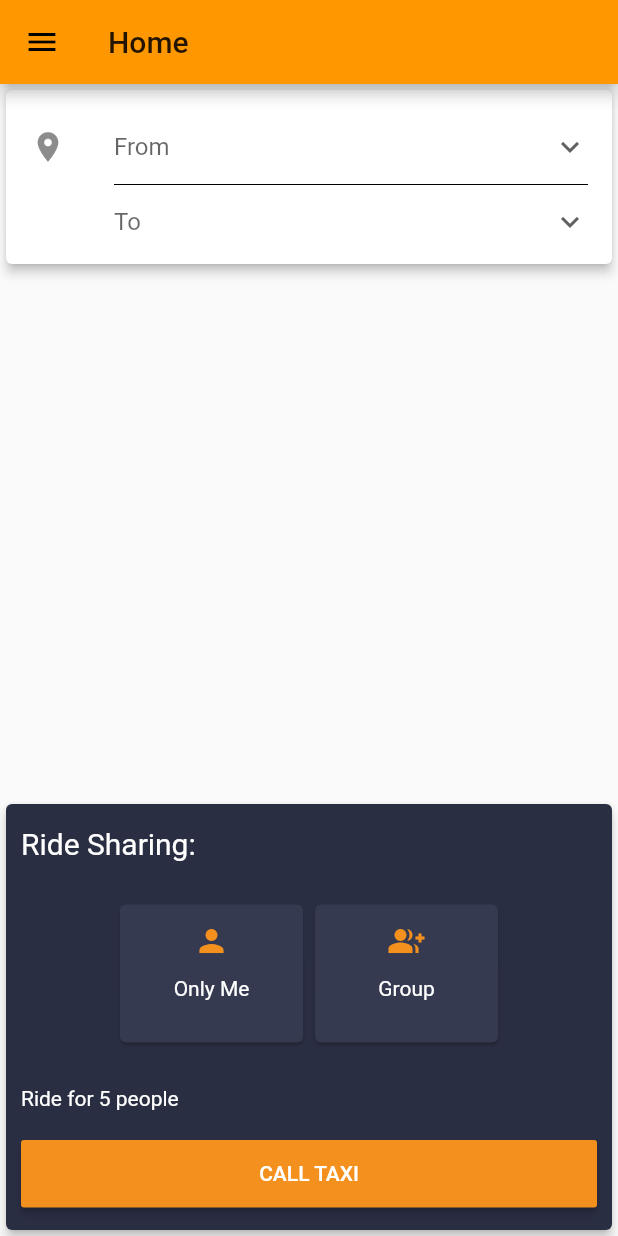
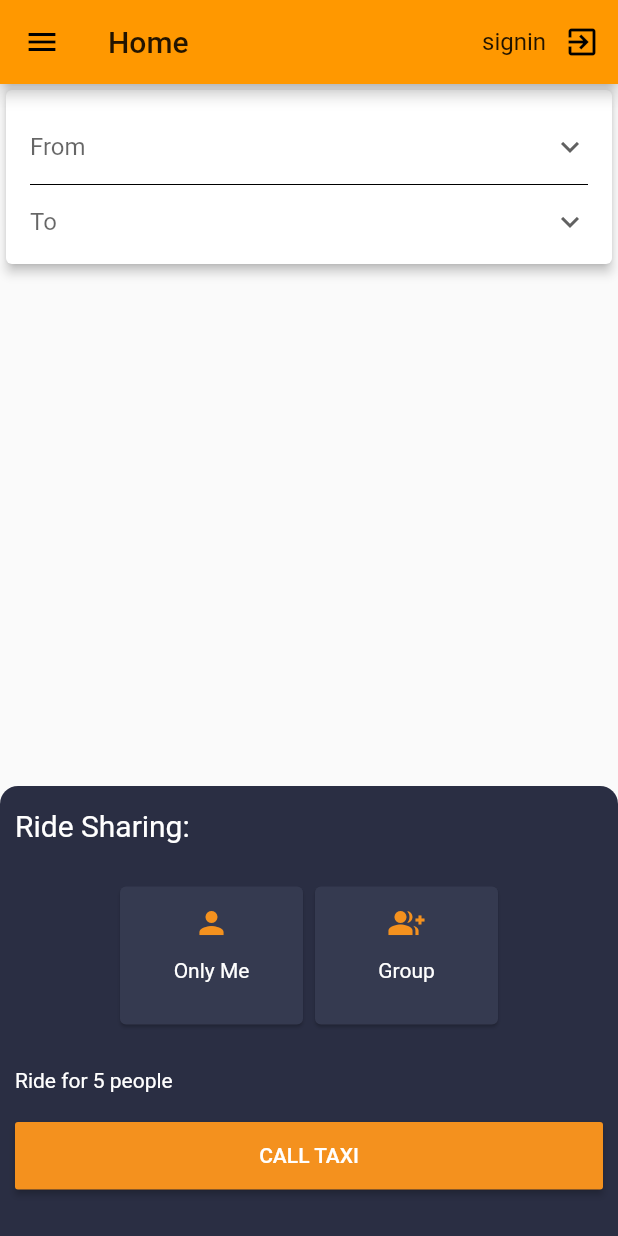
Before and after one commit to chynamyerz/ke_taxi, a Flutter app: the HomeView screen opened by its route, on a phone screen of 412 x 824 dp. Run offline on Flutter 3.47's test engine with Material 2 defaults, Android fonts, the light colour scheme and no system bars.

Commit message:
added the bottom sheet

```diff
--- a/lib/modules/home_view.dart
+++ b/lib/modules/home_view.dart
@@ -3,6 +3,7 @@ import 'package:ke_taxi/widgets/drawer.dart';
 
 class HomeView extends StatefulWidget {
   static const String routeName = '/home';
+
   @override
   _HomeViewState createState() => _HomeViewState();
 }
@@ -29,44 +30,90 @@ class _HomeViewState extends State<HomeView> {
     ));
   }
 
+  List<Widget> getFormWidget() {
+    List<Widget> formWidget = new List();
+
+    formWidget.add(
+      new DropdownButton(
+        icon: Icon(Icons.keyboard_arrow_down),
+        hint: new Text('From'),
+        items: locationList,
+        value: _selectedFromLocation,
+        underline: Container(
+          height: 2,
+          color: Colors.white,
+        ),
+        onChanged: (value) {
+          setState(() {
+            _selectedFromLocation = value;
+          });
+        },
+        isExpanded: true,
+      ),
+    );
+
+    formWidget.add(
+      Divider(
+        color: Colors.black,
+        height: 2,
+      ),
+    );
+    formWidget.add(
+      new DropdownButton(
+        icon: Icon(Icons.keyboard_arrow_down),
+        hint: new Text('To'),
+        items: locationList,
+        value: _selectedToLocation,
+        underline: Container(
+          height: 2,
+          color: Colors.white,
+        ),
+        onChanged: (value) {
+          setState(() {
+            _selectedToLocation = value;
+          });
+        },
+        isExpanded: true,
+      ),
+    );
+
+    return formWidget;
+  }
+
+
   @override
   Widget build(BuildContext context) {
     loadGenderList();
+
     return new Scaffold(
       appBar: AppBar(
         title: Text("Home"),
+        actions: <Widget>[
+          Container(
+            child: Center(
+              child: Text(
+                'signin',
+                style: TextStyle(fontSize: 16),
+              ),
+            ),
+          ),
+          IconButton(
+            icon: Icon(
+              Icons.exit_to_app,
+              color: Colors.black,
+            ),
+          )
+        ],
       ),
       drawer: AppDrawer(),
-      body: Column(
-        mainAxisAlignment: MainAxisAlignment.spaceBetween,
-        children: <Widget>[
-          Card(
-            elevation: 3.0,
-            child: Column(
-              mainAxisSize: MainAxisSize.min,
-              children: <Widget>[
-                ListTile(
-                    leading: Padding(
-                      padding: EdgeInsets.fromLTRB(0.0, 10.0, 0.0, 0.0),
-                      child: Icon(Icons.place),
-                    ),
-                    title: Padding(
-                      padding: EdgeInsets.fromLTRB(0.0, 10.0, 0.0, 0.0),
-                      child: Column(
-                        children: getFormWidget(),
-                      ),
-                    )),
-                //  new ListView(
-                //   children: getFormWidget(),
-                // ),
-              ],
-            ),
-          ),
-          Container(
+      bottomSheet: Container(
         width: double.infinity,
-              child: Card(
-                elevation: 3.0,
+        decoration: new BoxDecoration(
             color: Color(0xFF2A2E43),
+            borderRadius: new BorderRadius.only(
+                topLeft: const Radius.circular(12.0),
+                topRight: const Radius.circular(12.0))),
+        height: 300,
         child: Column(
           crossAxisAlignment: CrossAxisAlignment.start,
           children: <Widget>[
@@ -148,67 +195,42 @@ class _HomeViewState extends State<HomeView> {
               width: double.infinity,
               height: 80,
               child: RaisedButton(
-
                 color: Color(0xFFF4911E),
                 onPressed: () {},
-                        child: Text('CALL TAXI',style: TextStyle(color: Colors.white),),
+                child: Text(
+                  'CALL TAXI',
+                  style: TextStyle(color: Colors.white),
+                ),
               ),
             ),
           ],
         ),
-              )),
+      ),
+      body: Column(
+        mainAxisAlignment: MainAxisAlignment.spaceBetween,
+        children: <Widget>[
+          Card(
+            elevation: 3.0,
+            child: Column(
+              mainAxisSize: MainAxisSize.min,
+              children: <Widget>[
+                ListTile(
+                  title: Padding(
+                    padding: EdgeInsets.fromLTRB(0.0, 10.0, 0.0, 0.0),
+                    child: Column(
+                      children: getFormWidget(),
+                    ),
+                  ),
+                ),
+
+                //  new ListView(
+                //   children: getFormWidget(),
+                // ),
+              ],
+            ),
+          ),
         ],
       ),
     );
   }
-
-  List<Widget> getFormWidget() {
-    List<Widget> formWidget = new List();
-
-    formWidget.add(
-      new DropdownButton(
-        icon: Icon(Icons.keyboard_arrow_down),
-        hint: new Text('From'),
-        items: locationList,
-        value: _selectedFromLocation,
-        underline: Container(
-          height: 2,
-          color: Colors.white,
-        ),
-        onChanged: (value) {
-          setState(() {
-            _selectedFromLocation = value;
-          });
-        },
-        isExpanded: true,
-      ),
-    );
-
-    formWidget.add(
-      Divider(
-        color: Colors.black,
-        height: 2,
-      ),
-    );
-    formWidget.add(
-      new DropdownButton(
-        icon: Icon(Icons.keyboard_arrow_down),
-        hint: new Text('To'),
-        items: locationList,
-        value: _selectedToLocation,
-        underline: Container(
-          height: 2,
-          color: Colors.white,
-        ),
-        onChanged: (value) {
-          setState(() {
-            _selectedToLocation = value;
-          });
-        },
-        isExpanded: true,
-      ),
-    );
-
-    return formWidget;
 }
-}
--- a/pubspec.yaml
+++ b/pubspec.yaml
@@ -23,6 +23,7 @@ dependencies:
   # The following adds the Cupertino Icons font to your application.
   # Use with the CupertinoIcons class for iOS style icons.
   cupertino_icons: ^0.1.2
+
 
 dev_dependencies:
   flutter_test:
```
Lines whose indentation alone changed are shown as unchanged.
